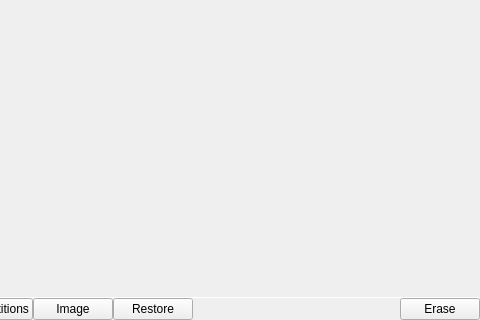
First picture: the form in application/diskpane.ui, repository theCheeseboard/theFrisbee, before the edit; both pictures show x 129 to 609 and y 170 to 490 of the 609 by 490 pixel window.
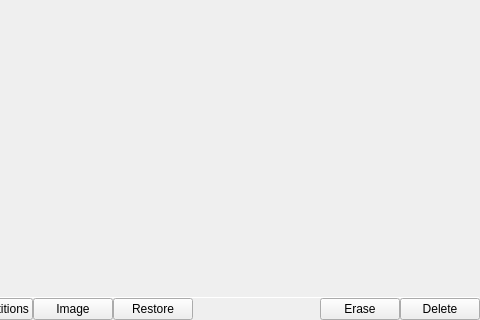
Second picture: the form after the edit. Icons and pictures are not drawn. Custom widgets are drawn as their Qt base class.

```diff
--- a/application/diskpane.ui
+++ b/application/diskpane.ui
@@ -278,6 +278,16 @@
         </property>
        </widget>
       </item>
+      <item>
+       <widget class="QPushButton" name="deleteButton">
+        <property name="text">
+         <string>Delete</string>
+        </property>
+        <property name="icon">
+         <iconset theme="edit-delete"/>
+        </property>
+       </widget>
+      </item>
      </layout>
     </widget>
    </item>
```
